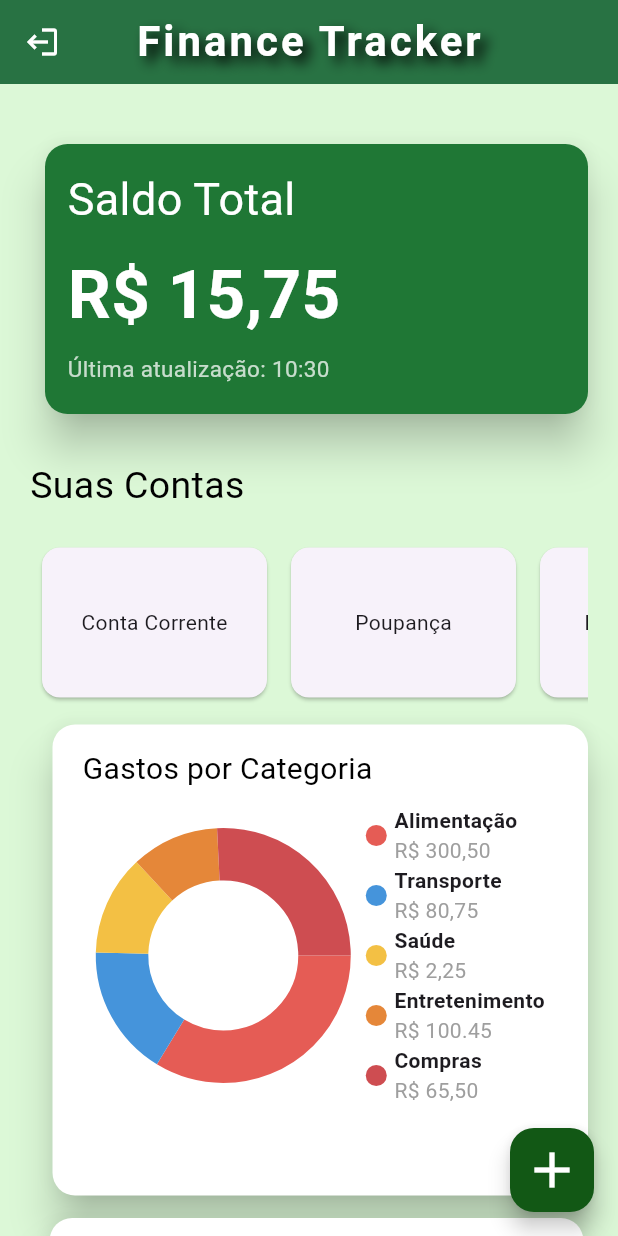
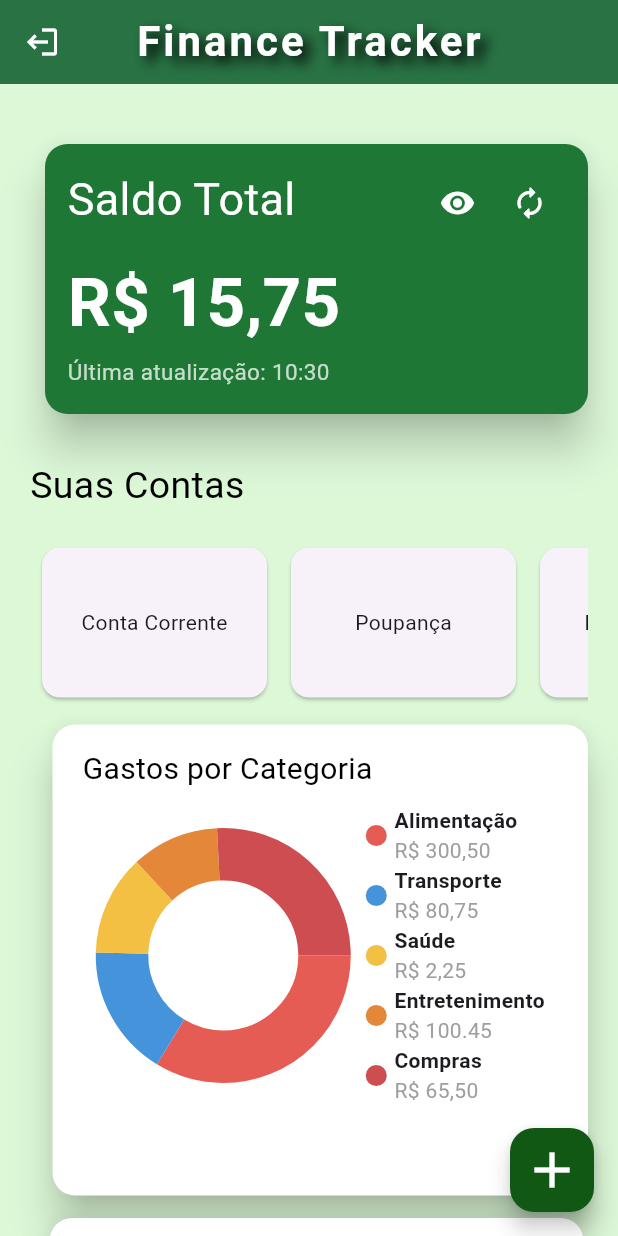
Before and after one commit to Ana-Julia-Furtado/Fin_Tracker, a Flutter app: the HomeScreen screen opened by its route, on a phone screen of 412 x 824 dp. Run offline on Flutter 3.47's test engine with Material 3 defaults, Android fonts, the phone set to English and light mode, and no system bars; drawn by our look-alikes of fl_chart; our stand-ins replace firebase_core; accounts and stored records are empty.

Commit message:
Implementa ícone de atualização na interface

```diff
--- a/lib/home.dart
+++ b/lib/home.dart
@@ -12,6 +12,7 @@ class HomeScreen extends StatefulWidget {
 
 class _HomeScreenState extends State<HomeScreen> {
   double _saldo = 15.75;
+  var DateTime_ultimaAtualizacao = DateTime.now();
   final GlobalKey<ScaffoldState> _scaffoldKey = GlobalKey<ScaffoldState>();
 
   @override
@@ -77,12 +78,37 @@ class _HomeScreenState extends State<HomeScreen> {
                   child: Column(
                     crossAxisAlignment: CrossAxisAlignment.start,
                     children: [
-                      const Align(
-                        alignment: Alignment.topLeft,
-                        child: Text(
-                          'Saldo Total',
-                          style: TextStyle(fontSize: 30, color: Colors.white),
-                        ),
+                      Row(
+                        mainAxisAlignment: MainAxisAlignment.spaceBetween,
+                        crossAxisAlignment: CrossAxisAlignment.start,
+                        children: [
+                          const Text(
+                            'Saldo Total',
+                            style: TextStyle(fontSize: 30, color: Colors.white),
+                          ),
+                          Row(
+                            children: [
+                              IconButton(
+                                onPressed: () {},
+                                icon: const Icon(
+                                  Icons.visibility,
+                                  color: Colors.white,
+                                ),
+                              ),
+                              IconButton(
+                                onPressed: () {
+                                  setState(() {
+                                    DateTime_ultimaAtualizacao = DateTime.now();
+                                  });
+                                },
+                                icon: const Icon(
+                                  Icons.autorenew_rounded,
+                                  color: Colors.white,
+                                ),
+                              ),
+                            ],
+                          ),
+                        ],
                       ),
                       const SizedBox(height: 10),
                       Align(
```
